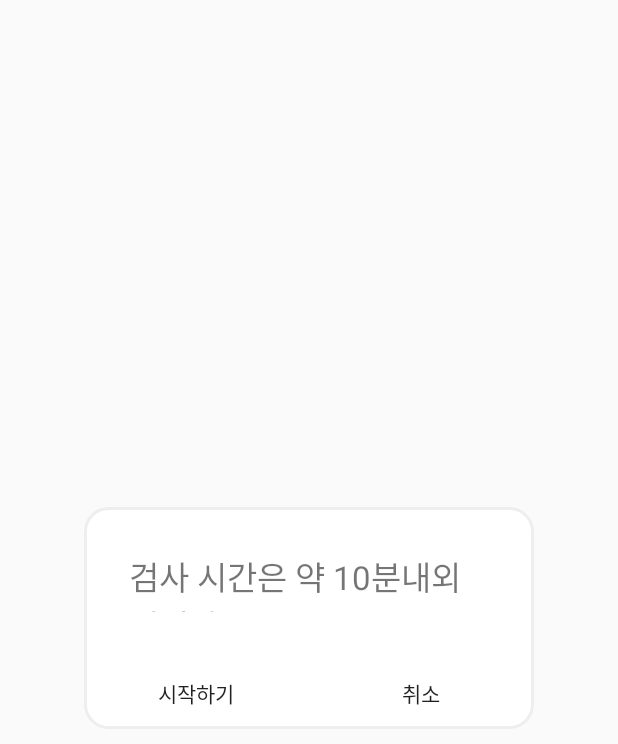
After one commit to ColoroidLove/ColoroidLove_App, an Android app: the layout dialog1.xml on its own in the app's theme, with its tools: preview values and no code run, on a phone screen of 412 x 824 dp. The commit adds this screen. Shown: the top 744 px of the screen. Run offline under Robolectric (Android 15) with nearby library versions, the phone set to English and light mode, and no system bars.

Commit message:
검사시간 안내 custom dialog 추가

```diff
--- a/app/src/main/AndroidManifest.xml
+++ b/app/src/main/AndroidManifest.xml
@@ -23,6 +23,7 @@
         <activity android:name=".JoinActivity"></activity>
         <activity android:name=".LoginActivity"></activity>
         <activity android:name=".MainActivity"></activity>
+        <activity android:name=".Testnotice"></activity>
 
     </application>
 
--- /dev/null
+++ b/app/src/main/res/drawable/round_bg.xml
@@ -0,0 +1,16 @@
+<?xml version="1.0" encoding="utf-8"?>
+<shape xmlns:android="http://schemas.android.com/apk/res/android">
+    <!-- 배경색 -->
+    <solid android:color="#ffffff"/>
+    <!-- 테두리 색 및 두께 -->
+    <stroke android:color="#eeeeee" android:width="2dp" />
+    <!-- 모서리 둥글게-->
+    <corners android:radius="15dp"/>
+
+    <!-- 각각 적용하려면
+    <corners android:bottomRightRadius="15dp"
+        android:bottomLeftRadius="15dp"
+        android:topLeftRadius="15dp"
+        android:topRightRadius="15dp"/>
+    -->
+</shape>
--- /dev/null
+++ b/app/src/main/res/layout/dialog1.xml
@@ -0,0 +1,38 @@
+<?xml version="1.0" encoding="utf-8"?>
+<LinearLayout xmlns:android="http://schemas.android.com/apk/res/android"
+    android:layout_width="wrap_content"
+    android:layout_height="wrap_content"
+    android:layout_gravity="center"
+    android:background="@drawable/round_bg"
+    android:orientation="vertical">
+
+    <TextView
+        android:layout_width="300dp"
+        android:layout_height="100dp"
+        android:padding="30dp"
+        android:textSize="33px"
+        android:gravity="center_vertical"
+        android:text="검사 시간은 약 10분내외입니다.\n얼굴이 잘 보이는 곳에서 검사를 진행해주세요." />
+
+    <LinearLayout
+        android:layout_width="match_parent"
+        android:layout_height="wrap_content">
+
+        <Button
+            android:id="@+id/noBtn"
+            style="@style/Widget.AppCompat.Button.Borderless"
+            android:layout_width="0dp"
+            android:layout_height="wrap_content"
+            android:layout_weight="1"
+            android:text="시작하기" />
+
+        <Button
+            android:id="@+id/yesBtn"
+            style="@style/Widget.AppCompat.Button.Borderless"
+            android:layout_width="0dp"
+            android:layout_height="wrap_content"
+            android:layout_weight="1"
+            android:text="취소" />
+    </LinearLayout>
+
+</LinearLayout>
```
Also changed, not shown: app/src/main/java/com/example/coloroidlove/MainActivity.java (+60 -12 lines), app/src/main/java/com/example/coloroidlove/Testnotice.java (added, +64 -0 lines), app/src/main/res/layout/activity_testnotice.xml (added, +14 -0 lines).
